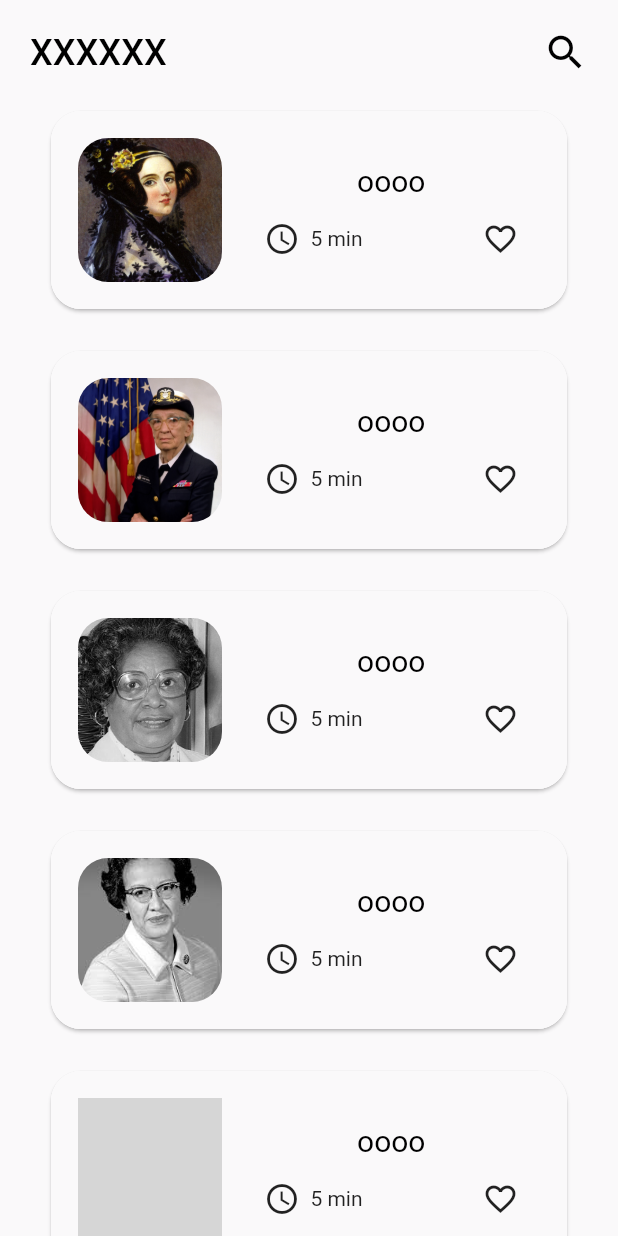
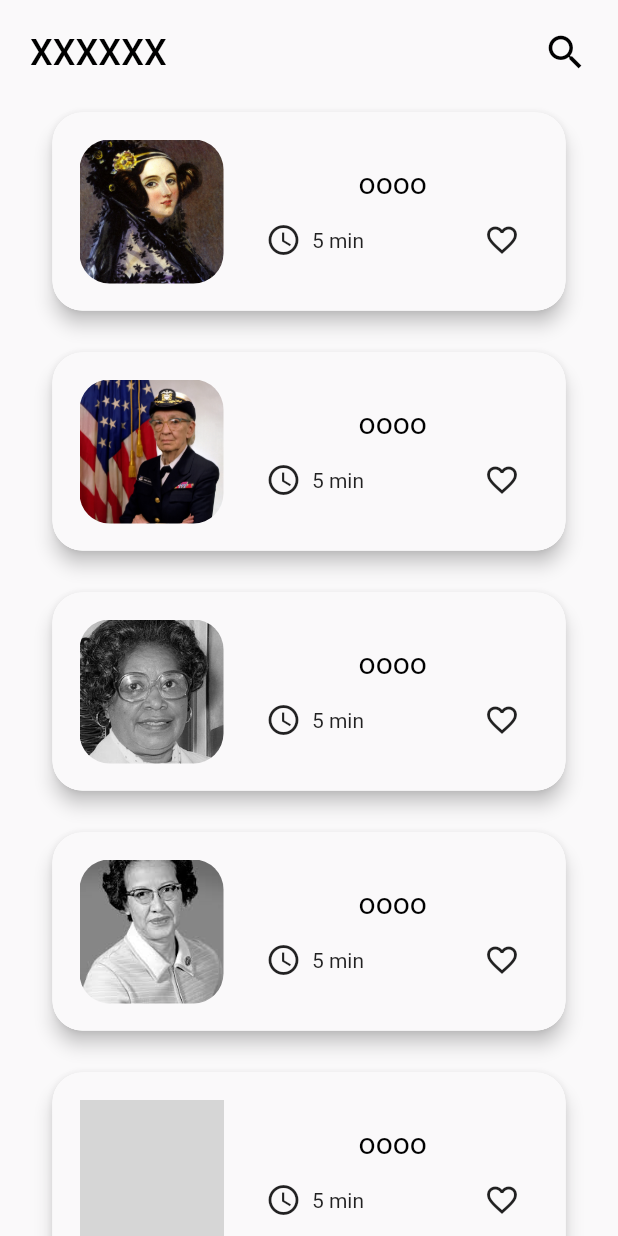
Before and after one commit to Giselz/Programaria-siteAda-Flutter, a Flutter app: the HomePage screen opened by its route, on a phone screen of 412 x 824 dp. Run offline on Flutter 3.47's test engine with Material 2 defaults, Android fonts, the phone set to English and light mode, and no system bars; grey boxes are pictures that could not be loaded.

Commit message:
atualizaçoes no design da page ada

```diff
--- a/lib/main.dart
+++ b/lib/main.dart
@@ -17,7 +17,7 @@ class MyApp extends StatelessWidget {
       theme: ThemeData(
         //primarySwatch: Colors.purple,
       ),
-      initialRoute: '/',
+      initialRoute: '/page_ada',
       routes: {
         '/' : (_) => const LoginPage(),
         '/home' : (_) => const HomePage(),
--- a/lib/pages/home.dart
+++ b/lib/pages/home.dart
@@ -47,6 +47,8 @@ class _HomePageState extends State<HomePage>{
                           shape: RoundedRectangleBorder(
                                   borderRadius: BorderRadius.circular(20.0),
                                   side: const BorderSide(color:Color.fromARGB(255, 250, 249, 250))),
+                                  elevation: 5,
+                                  margin: const EdgeInsets.all(5),
                               child: Container(
                                 decoration: BoxDecoration(
                                   shape: BoxShape.rectangle,
@@ -113,6 +115,8 @@ class _HomePageState extends State<HomePage>{
                           shape: RoundedRectangleBorder(
                                   borderRadius: BorderRadius.circular(20.0),
                                   side: const BorderSide(color: Color.fromARGB(255, 250, 249, 250))),
+                                  elevation: 5,
+                                  margin: const EdgeInsets.all(5),
                               child: Container(
                                 decoration: BoxDecoration(
                                   shape: BoxShape.rectangle,
@@ -179,6 +183,8 @@ class _HomePageState extends State<HomePage>{
                           shape: RoundedRectangleBorder(
                                   borderRadius: BorderRadius.circular(20.0),
                                   side: const BorderSide(color:Color.fromARGB(255, 250, 249, 250))),
+                                  elevation: 5,
+                                  margin: const EdgeInsets.all(5),
                               child: Container(
                                 decoration: BoxDecoration(
                                   shape: BoxShape.rectangle,
@@ -245,6 +251,8 @@ class _HomePageState extends State<HomePage>{
                           shape: RoundedRectangleBorder(
                                   borderRadius: BorderRadius.circular(20.0),
                                   side: const BorderSide(color:Color.fromARGB(255, 250, 249, 250))),
+                                  elevation: 5,
+                                  margin: const EdgeInsets.all(5),
                               child: Container(
                                 decoration: BoxDecoration(
                                   shape: BoxShape.rectangle,
@@ -311,6 +319,8 @@ class _HomePageState extends State<HomePage>{
                           shape: RoundedRectangleBorder(
                                   borderRadius: BorderRadius.circular(20.0),
                                   side: const BorderSide(color:Color.fromARGB(255, 250, 249, 250))),
+                                  elevation: 5,
+                                  margin: const EdgeInsets.all(5),
                               child: Container(
                                 decoration: BoxDecoration(
                                   shape: BoxShape.rectangle,
```
Also changed, not shown: lib/pages/page_ada.dart (+18 -8 lines).
